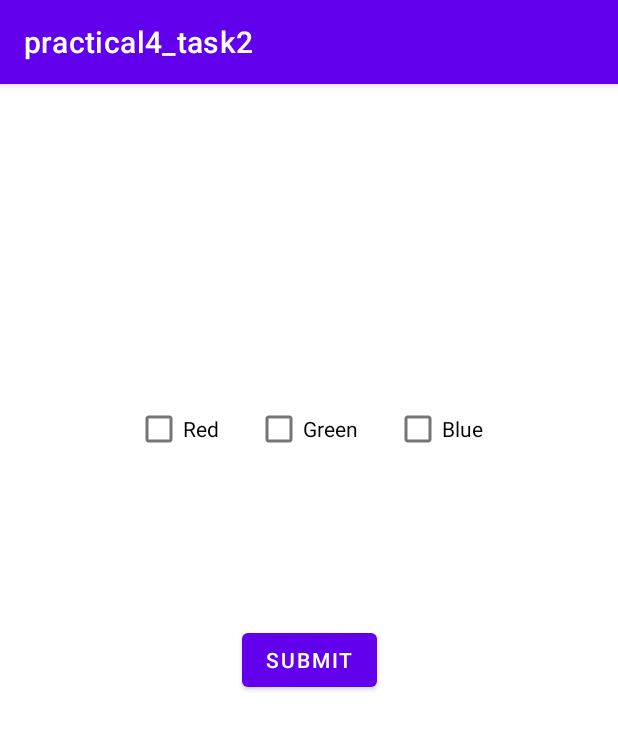
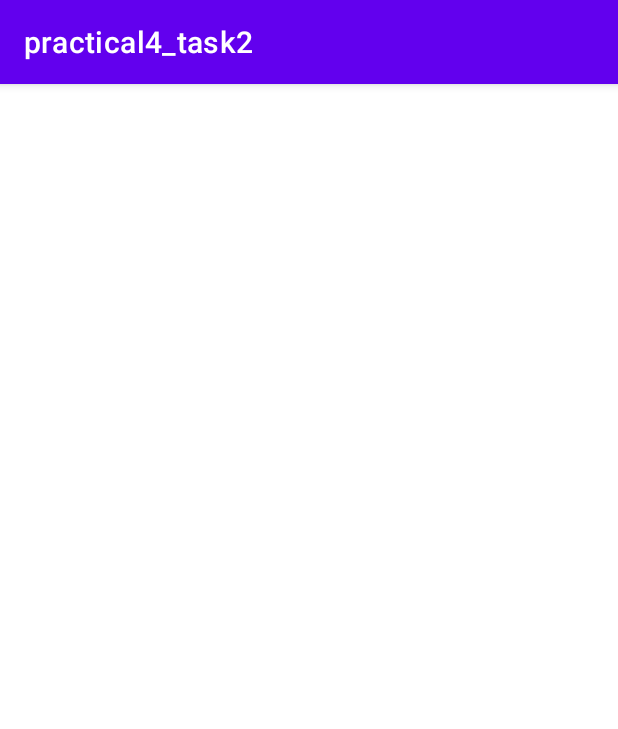
Before and after one commit to NurhanAnn/AOTG_MADproject, an Android app: the screen it shows after launch (MainActivity), on a phone screen of 412 x 824 dp. Shown: the top 729 px of the screen. Run offline under Robolectric (Android 15) with nearby library versions, the phone set to English and light mode, and no system bars; Roboto replaces fonts that are not available here.

Commit message:
first commit

```diff
--- a/app/src/main/res/layout/activity_main.xml
+++ b/app/src/main/res/layout/activity_main.xml
@@ -5,59 +5,4 @@
     android:id="@+id/CLayoutCS"
     android:layout_width="match_parent"
     android:layout_height="match_parent"
-    tools:context=".MainActivity">
-
-    <androidx.constraintlayout.widget.ConstraintLayout
-        android:id="@+id/constraintLayout"
-        android:layout_width="match_parent"
-        android:layout_height="60dp"
-        android:layout_marginTop="200dp"
-        app:layout_constraintEnd_toEndOf="parent"
-        app:layout_constraintStart_toStartOf="parent"
-        app:layout_constraintTop_toTopOf="parent">
-
-        <TableLayout
-            android:layout_width="match_parent"
-            android:layout_height="match_parent"
-            android:gravity="center">
-
-            <TableRow
-                android:layout_width="match_parent"
-                android:layout_height="match_parent"
-                android:gravity="center">
-
-                <CheckBox
-                    android:id="@+id/CBRed"
-                    android:layout_width="wrap_content"
-                    android:layout_height="wrap_content"
-                    android:layout_marginHorizontal="12dp"
-                    android:text="Red" />
-
-                <CheckBox
-                    android:id="@+id/CBGreen"
-                    android:layout_width="wrap_content"
-                    android:layout_height="wrap_content"
-                    android:layout_marginHorizontal="12dp"
-                    android:text="Green" />
-
-                <CheckBox
-                    android:id="@+id/CBBlue"
-                    android:layout_width="wrap_content"
-                    android:layout_height="wrap_content"
-                    android:layout_marginHorizontal="12dp"
-                    android:text="Blue" />
-            </TableRow>
-
-        </TableLayout>
-    </androidx.constraintlayout.widget.ConstraintLayout>
-
-    <Button
-        android:id="@+id/BtnSubmit"
-        android:layout_width="wrap_content"
-        android:layout_height="wrap_content"
-        android:text="Submit"
-        app:layout_constraintBottom_toBottomOf="parent"
-        app:layout_constraintEnd_toEndOf="parent"
-        app:layout_constraintStart_toStartOf="parent"
-        app:layout_constraintTop_toTopOf="parent" />
-</androidx.constraintlayout.widget.ConstraintLayout>
+    tools:context=".MainActivity"/>
```
